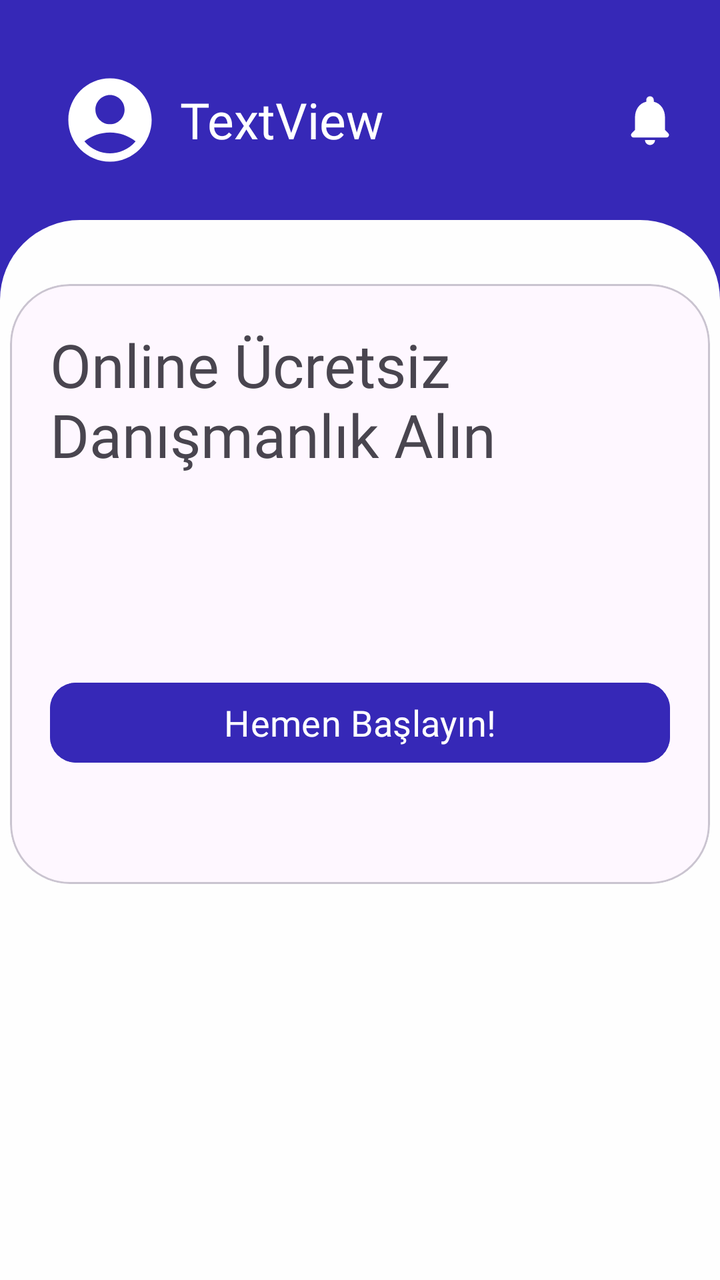
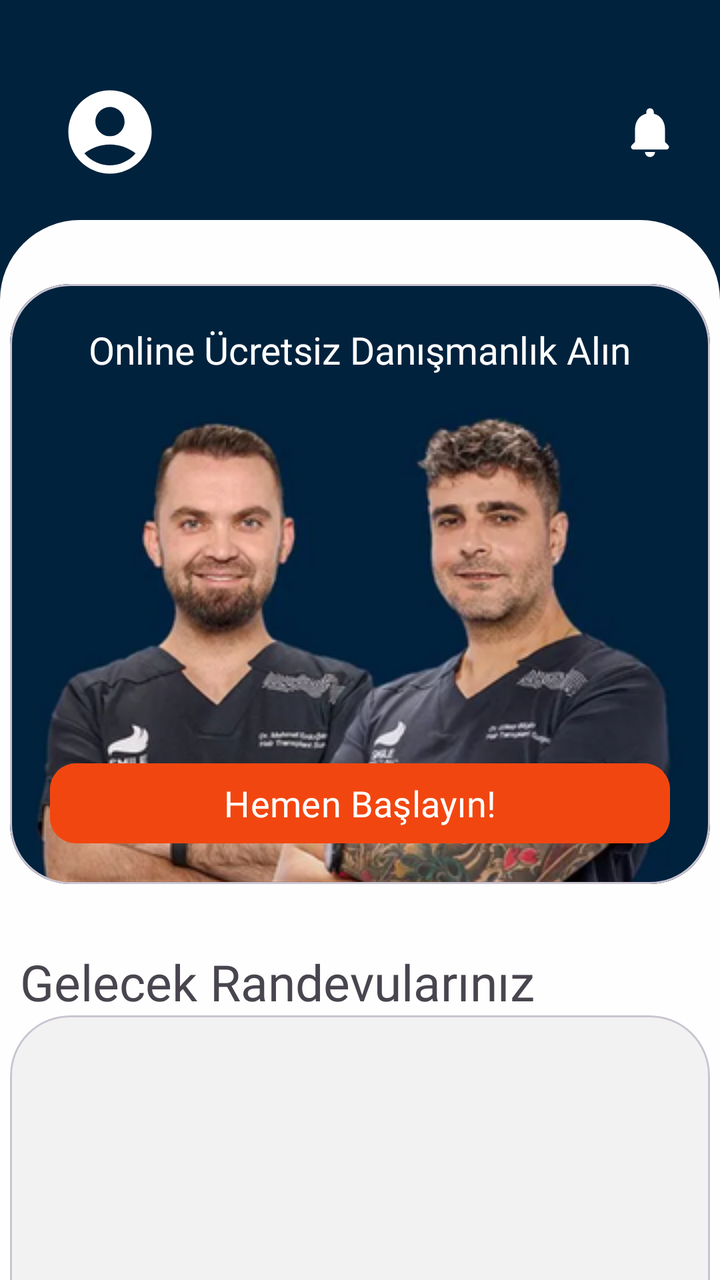

Before-and-after screenshots of an Android layout around one commit, followed by the original layout XML and the change that was made.
<!-- AndroidManifest.xml: application theme Theme.SmileHairClinic -->
<!-- res/layout/fragment_customer_dashboard.xml -->
<?xml version="1.0" encoding="utf-8"?>
<LinearLayout
    xmlns:android="http://schemas.android.com/apk/res/android"
    xmlns:app="http://schemas.android.com/apk/res-auto"
    xmlns:tools="http://schemas.android.com/tools"
    android:layout_width="match_parent"
    android:layout_height="match_parent"
    android:orientation="vertical"
    android:background="@color/secondary"
    tools:context=".ui.customer.CustomerDashboardFragment">

    <LinearLayout
        android:layout_width="match_parent"
        android:layout_height="100dp"
        android:padding="10dp"
        android:layout_marginTop="10dp"
        android:layout_marginStart="10dp"
        android:orientation="horizontal"
        android:gravity="center_vertical">


        <ImageView
            android:id="@+id/imageView2"
            android:layout_marginStart="10dp"
            android:layout_width="60dp"
            android:layout_height="60dp"
            android:layout_weight="1"
            android:src="@drawable/round_account" />

        <TextView
            android:id="@+id/textView6"
            android:textColor="@color/white"
            android:fontFamily="@font/poppins"
            android:layout_marginHorizontal="10dp"
            android:layout_width="220dp"
            android:layout_height="wrap_content"
            android:layout_gravity="center"
            android:textSize="25dp"
            android:layout_weight="1"
            android:text="TextView" />

        <ImageView
            android:id="@+id/imageView3"
            android:layout_marginEnd="10dp"
            android:layout_width="40dp"
            android:layout_height="40dp"
            android:layout_weight="1"
            android:src="@drawable/round_notifications" />

    </LinearLayout>

    <androidx.constraintlayout.widget.ConstraintLayout
        android:layout_width="match_parent"
        android:layout_height="match_parent"
        android:background="@drawable/bg_white_rounded_top">

        <com.google.android.material.card.MaterialCardView
            android:layout_width="350dp"
            android:layout_height="300dp"
            android:layout_marginTop="32dp"
            app:cardCornerRadius="30dp"
            app:layout_constraintEnd_toEndOf="parent"
            app:layout_constraintHorizontal_bias="0.495"
            app:layout_constraintStart_toStartOf="parent"
            app:layout_constraintTop_toTopOf="parent">

            <ImageView
                android:layout_width="match_parent"
                android:layout_height="match_parent" />

            <LinearLayout
                android:layout_width="match_parent"
                android:layout_height="match_parent"
                android:orientation="vertical"
                android:layout_margin="20dp">

                <TextView
                    android:layout_width="wrap_content"
                    android:layout_height="wrap_content"
                    android:textSize="30sp"
                    android:fontFamily="@font/poppins"
                    android:text="Online Ücretsiz Danışmanlık Alın"/>

                <Button
                    android:id="@+id/cameraButton"
                    android:layout_width="match_parent"
                    android:layout_height="wrap_content"
                    android:backgroundTint="@color/secondary"
                    android:fontFamily="@font/poppins"
                    android:text="Hemen Başlayın!"
                    android:textSize="18sp"
                    app:cornerRadius="13dp"
                    android:layout_marginTop="100dp"/>

            </LinearLayout>



        </com.google.android.material.card.MaterialCardView>

    </androidx.constraintlayout.widget.ConstraintLayout>




</LinearLayout>
<!-- resources referenced by this layout -->
<resources>
  <color name="secondary">#3628b7</color>
  <color name="white">#FFFFFFFF</color>
  <!-- drawable bg_white_rounded_top (drawable) -->
  <shape xmlns:android="http://schemas.android.com/apk/res/android"
      android:shape="rectangle">
      <solid android:color="#FEFEFE" />
      <corners android:topLeftRadius="40dp" android:topRightRadius="40dp" />
  </shape>
  <!-- drawable round_account (drawable) -->
  <vector xmlns:android="http://schemas.android.com/apk/res/android" android:height="24dp" android:tint="#FFFFFF" android:viewportHeight="24" android:viewportWidth="24" android:width="24dp">
        
      <path android:fillColor="@android:color/white" android:pathData="M12,2C6.48,2 2,6.48 2,12s4.48,10 10,10s10,-4.48 10,-10S17.52,2 12,2zM12,6c1.93,0 3.5,1.57 3.5,3.5S13.93,13 12,13s-3.5,-1.57 -3.5,-3.5S10.07,6 12,6zM12,20c-2.03,0 -4.43,-0.82 -6.14,-2.88C7.55,15.8 9.68,15 12,15s4.45,0.8 6.14,2.12C16.43,19.18 14.03,20 12,20z"/>
      
  </vector>
  <!-- drawable round_notifications (drawable) -->
  <vector xmlns:android="http://schemas.android.com/apk/res/android" android:height="24dp" android:tint="#FFFFFF" android:viewportHeight="24" android:viewportWidth="24" android:width="24dp">
        
      <path android:fillColor="@android:color/white" android:pathData="M12,22c1.1,0 2,-0.9 2,-2h-4c0,1.1 0.89,2 2,2zM18,16v-5c0,-3.07 -1.64,-5.64 -4.5,-6.32L13.5,4c0,-0.83 -0.67,-1.5 -1.5,-1.5s-1.5,0.67 -1.5,1.5v0.68C7.63,5.36 6,7.92 6,11v5l-1.29,1.29c-0.63,0.63 -0.19,1.71 0.7,1.71h13.17c0.89,0 1.34,-1.08 0.71,-1.71L18,16z"/>
      
  </vector>
  <style name="Theme.SmileHairClinic" parent="Base.Theme.SmileHairClinic" />
  <style name="Base.Theme.SmileHairClinic" parent="Theme.Material3.DayNight.NoActionBar">
          
          
          <item name="colorPrimary">#6200EE</item>
          <item name="colorPrimaryDark">#3700B3</item>
          <item name="colorAccent">#03DAC5</item>
      </style>
</resources>

<!-- the commit's change to res/layout/fragment_customer_dashboard.xml (unified diff, before → after) -->
@@ -18,30 +18,31 @@
         android:orientation="horizontal"
         android:gravity="center_vertical">
 
-
         <ImageView
             android:id="@+id/imageView2"
             android:layout_marginStart="10dp"
+            android:layout_marginTop="6dp"
             android:layout_width="60dp"
             android:layout_height="60dp"
             android:layout_weight="1"
             android:src="@drawable/round_account" />
 
         <TextView
-            android:id="@+id/textView6"
-            android:textColor="@color/white"
-            android:fontFamily="@font/poppins"
-            android:layout_marginHorizontal="10dp"
+            android:id="@+id/userNameText"
             android:layout_width="220dp"
             android:layout_height="wrap_content"
             android:layout_gravity="center"
-            android:textSize="25dp"
+            android:layout_marginHorizontal="10dp"
+            android:layout_marginTop="10dp"
             android:layout_weight="1"
-            android:text="TextView" />
+            android:fontFamily="@font/poppins"
+            android:textColor="@color/white"
+            android:textSize="17dp" />
 
         <ImageView
             android:id="@+id/imageView3"
             android:layout_marginEnd="10dp"
+            android:layout_marginTop="6dp"
             android:layout_width="40dp"
             android:layout_height="40dp"
             android:layout_weight="1"
@@ -55,6 +56,7 @@
         android:background="@drawable/bg_white_rounded_top">
 
         <com.google.android.material.card.MaterialCardView
+            android:id="@+id/materialCardView"
             android:layout_width="350dp"
             android:layout_height="300dp"
             android:layout_marginTop="32dp"
@@ -66,41 +68,67 @@
 
             <ImageView
                 android:layout_width="match_parent"
-                android:layout_height="match_parent" />
+                android:layout_height="match_parent"
+                android:background="@drawable/submit_bg"/>
 
             <LinearLayout
                 android:layout_width="match_parent"
                 android:layout_height="match_parent"
-                android:orientation="vertical"
-                android:layout_margin="20dp">
+                android:layout_marginTop="20dp"
+                android:layout_marginHorizontal="20dp"
+                android:orientation="vertical">
 
                 <TextView
                     android:layout_width="wrap_content"
                     android:layout_height="wrap_content"
-                    android:textSize="30sp"
+                    android:layout_gravity="center_horizontal"
                     android:fontFamily="@font/poppins"
-                    android:text="Online Ücretsiz Danışmanlık Alın"/>
+                    android:textColor="@color/white"
+                    android:text="Online Ücretsiz Danışmanlık Alın"
+                    android:textSize="19sp" />
 
                 <Button
                     android:id="@+id/cameraButton"
                     android:layout_width="match_parent"
                     android:layout_height="wrap_content"
-                    android:backgroundTint="@color/secondary"
+                    android:layout_marginTop="190dp"
+                    android:backgroundTint="@color/secondaryButton"
                     android:fontFamily="@font/poppins"
                     android:text="Hemen Başlayın!"
                     android:textSize="18sp"
-                    app:cornerRadius="13dp"
-                    android:layout_marginTop="100dp"/>
+                    app:cornerRadius="13dp" />
 
             </LinearLayout>
 
 
+        </com.google.android.material.card.MaterialCardView>
 
+        <TextView
+            android:id="@+id/textView5"
+            android:layout_width="wrap_content"
+            android:layout_height="wrap_content"
+            android:layout_marginTop="32dp"
+            android:layout_marginStart="5dp"
+            android:fontFamily="@font/poppins_semibold"
+            android:text="Gelecek Randevularınız"
+            android:textSize="25sp"
+            app:layout_constraintStart_toStartOf="@+id/materialCardView"
+            app:layout_constraintTop_toBottomOf="@+id/materialCardView" />
+
+        <com.google.android.material.card.MaterialCardView
+            android:layout_width="350dp"
+            android:layout_height="350dp"
+            android:backgroundTint="@color/card"
+            app:cardCornerRadius="30dp"
+            app:layout_constraintStart_toStartOf="@+id/materialCardView"
+            app:layout_constraintTop_toBottomOf="@+id/textView5">
+
+
+            <androidx.recyclerview.widget.RecyclerView
+                android:layout_width="match_parent"
+                android:layout_height="match_parent" />
         </com.google.android.material.card.MaterialCardView>
 
     </androidx.constraintlayout.widget.ConstraintLayout>
 
-
-
-
 </LinearLayout>
<!-- resource entries referenced after the edit -->
@@ -1,6 +1,8 @@
 <!-- resources referenced by this layout -->
 <resources>
-  <color name="secondary">#3628b7</color>
+  <color name="card">#F2F2F2</color>
+  <color name="secondary">#01223d</color>
+  <color name="secondaryButton">#f24610</color>
   <color name="white">#FFFFFFFF</color>
   <!-- drawable bg_white_rounded_top (drawable) -->
   <shape xmlns:android="http://schemas.android.com/apk/res/android"
@@ -20,6 +22,7 @@
       <path android:fillColor="@android:color/white" android:pathData="M12,22c1.1,0 2,-0.9 2,-2h-4c0,1.1 0.89,2 2,2zM18,16v-5c0,-3.07 -1.64,-5.64 -4.5,-6.32L13.5,4c0,-0.83 -0.67,-1.5 -1.5,-1.5s-1.5,0.67 -1.5,1.5v0.68C7.63,5.36 6,7.92 6,11v5l-1.29,1.29c-0.63,0.63 -0.19,1.71 0.7,1.71h13.17c0.89,0 1.34,-1.08 0.71,-1.71L18,16z"/>
       
   </vector>
+  <!-- drawable submit_bg: png bitmap (drawable, 135262 bytes) -->
   <style name="Theme.SmileHairClinic" parent="Base.Theme.SmileHairClinic" />
   <style name="Base.Theme.SmileHairClinic" parent="Theme.Material3.DayNight.NoActionBar">
           
